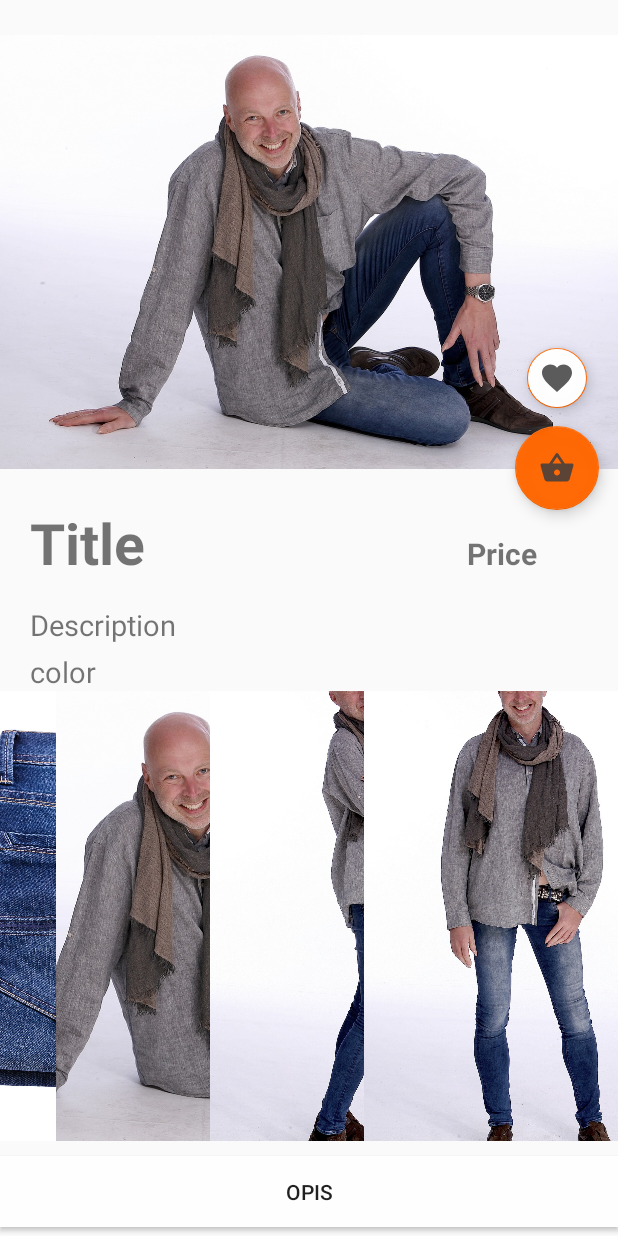
After one commit to FSzczepanski/ZallandoApp, an Android app: the fragment OfferDetailsFragment shown on its own in the app's theme, on a phone screen of 412 x 824 dp. The commit adds this screen. Run offline under Robolectric (Android 15) with nearby library versions, the phone set to English and light mode, and no system bars.

```diff
--- /dev/null
+++ b/app/src/main/java/com/example/zalandoapp/ui/TabbedFragments/offerDetails/ImageAdapter.java
@@ -0,0 +1,50 @@
+package com.example.zalandoapp.ui.TabbedFragments.offerDetails;
+
+import android.content.Context;
+import android.view.View;
+import android.view.ViewGroup;
+import android.widget.BaseAdapter;
+import android.widget.GridView;
+import android.widget.ImageView;
+
+import java.util.List;
+
+public class ImageAdapter extends BaseAdapter {
+
+    private List<Integer> mThumbIds;
+    private Context context;
+
+    public ImageAdapter(List<Integer> mThumbIds, Context context) {
+        this.mThumbIds = mThumbIds;
+        this.context = context;
+    }
+
+    @Override
+    public int getCount() {
+        return mThumbIds.size();
+    }
+
+    @Override
+    public Object getItem(int position) {
+        return null;
+    }
+
+    @Override
+    public long getItemId(int position) {
+        return mThumbIds.get(position);
+    }
+
+    @Override
+    public View getView(int position, View convertView, ViewGroup parent) {
+        ImageView imageView= (ImageView) convertView;
+
+        if (imageView==null){
+            imageView = new ImageView(context);
+            imageView.setLayoutParams(new GridView.LayoutParams(350,450));
+            imageView.setScaleType(ImageView.ScaleType.CENTER_CROP);
+        }
+        imageView.setImageResource(mThumbIds.get(position));
+
+        return imageView;
+    }
+}
--- /dev/null
+++ b/app/src/main/java/com/example/zalandoapp/ui/TabbedFragments/offerDetails/OfferDetailsFragment.java
@@ -0,0 +1,54 @@
+package com.example.zalandoapp.ui.TabbedFragments.offerDetails;
+
+import androidx.lifecycle.ViewModelProviders;
+
+import android.os.Bundle;
+
+import androidx.annotation.NonNull;
+import androidx.annotation.Nullable;
+import androidx.fragment.app.Fragment;
+
+import android.view.LayoutInflater;
+import android.view.View;
+import android.view.ViewGroup;
+import android.widget.AdapterView;
+import android.widget.GridView;
+
+import com.example.zalandoapp.R;
+
+import java.lang.reflect.Array;
+import java.util.ArrayList;
+import java.util.Arrays;
+
+public class OfferDetailsFragment extends Fragment {
+
+    private OfferDetailsViewModel mViewModel;
+
+    public static OfferDetailsFragment newInstance() {
+        return new OfferDetailsFragment();
+    }
+
+    ArrayList<Integer> imageList = new ArrayList<>(Arrays.asList(
+            R.drawable.jeans,R.drawable.jeans2,R.drawable.jeans3,R.drawable.jeans4));
+
+    @Override
+    public View onCreateView(@NonNull LayoutInflater inflater, @Nullable ViewGroup container,
+                             @Nullable Bundle savedInstanceState) {
+        View root = inflater.inflate(R.layout.offer_details_fragment, container, false);
+
+        GridView gridView = root.findViewById(R.id.grid_view);
+        gridView.setAdapter(new ImageAdapter(imageList,getContext()));
+
+        return root;
+    }
+
+
+
+    @Override
+    public void onActivityCreated(@Nullable Bundle savedInstanceState) {
+        super.onActivityCreated(savedInstanceState);
+        mViewModel = ViewModelProviders.of(this).get(OfferDetailsViewModel.class);
+        // TODO: Use the ViewModel
+    }
+
+}
--- /dev/null
+++ b/app/src/main/java/com/example/zalandoapp/ui/TabbedFragments/offerDetails/OfferDetailsViewModel.java
@@ -0,0 +1,7 @@
+package com.example.zalandoapp.ui.TabbedFragments.offerDetails;
+
+import androidx.lifecycle.ViewModel;
+
+public class OfferDetailsViewModel extends ViewModel {
+    // TODO: Implement the ViewModel
+}
--- /dev/null
+++ b/app/src/main/res/drawable/ic_favorite_black_24dp.xml
@@ -0,0 +1,6 @@
+<vector android:alpha="0.85" android:autoMirrored="true"
+    android:height="24dp" android:tint="#3D3D3D"
+    android:viewportHeight="24.0" android:viewportWidth="24.0"
+    android:width="24dp" xmlns:android="http://schemas.android.com/apk/res/android">
+    <path android:fillColor="#FF000000" android:pathData="M12,21.35l-1.45,-1.32C5.4,15.36 2,12.28 2,8.5 2,5.42 4.42,3 7.5,3c1.74,0 3.41,0.81 4.5,2.09C13.09,3.81 14.76,3 16.5,3 19.58,3 22,5.42 22,8.5c0,3.78 -3.4,6.86 -8.55,11.54L12,21.35z"/>
+</vector>
--- /dev/null
+++ b/app/src/main/res/layout/offer_details_fragment.xml
@@ -0,0 +1,130 @@
+<?xml version="1.0" encoding="utf-8"?>
+<androidx.constraintlayout.widget.ConstraintLayout xmlns:android="http://schemas.android.com/apk/res/android"
+    xmlns:app="http://schemas.android.com/apk/res-auto"
+    xmlns:tools="http://schemas.android.com/tools"
+    android:layout_width="match_parent"
+    android:layout_height="match_parent"
+    tools:context=".ui.TabbedFragments.offerDetails.OfferDetailsFragment">
+
+        <com.google.android.material.floatingactionbutton.FloatingActionButton
+            android:id="@+id/buttonB"
+            android:layout_width="wrap_content"
+            android:layout_height="wrap_content"
+            android:layout_alignParentEnd="true"
+            android:layout_alignParentBottom="true"
+            android:layout_gravity="end|bottom"
+            android:background="@android:color/darker_gray"
+            android:backgroundTint="@color/white"
+            android:src="@drawable/ic_favorite_black_24dp"
+            app:layout_constraintBottom_toBottomOf="parent"
+            app:layout_constraintEnd_toEndOf="parent"
+            app:layout_constraintStart_toStartOf="parent"
+            app:fabSize="mini"
+            android:layout_marginBottom="320dp"
+            android:layout_marginStart="330dp"
+            app:layout_constraintTop_toTopOf="parent" />
+
+        <com.google.android.material.floatingactionbutton.FloatingActionButton
+            android:id="@+id/buttonA"
+            android:layout_width="wrap_content"
+            android:layout_height="wrap_content"
+            android:layout_alignParentEnd="true"
+            android:layout_alignParentBottom="true"
+            android:layout_gravity="end|bottom"
+            android:background="@android:color/darker_gray"
+            android:backgroundTint="@color/colorAccent"
+            android:src="@drawable/ic_shopping_basket2"
+            app:layout_constraintBottom_toBottomOf="parent"
+            app:layout_constraintEnd_toEndOf="parent"
+            app:layout_constraintStart_toStartOf="parent"
+            android:layout_marginBottom="200dp"
+            android:layout_marginStart="330dp"
+            app:layout_constraintTop_toTopOf="parent" />
+
+        <LinearLayout
+            android:layout_width="match_parent"
+            android:layout_height="wrap_content"
+            android:orientation="vertical">
+
+                <ImageView
+                    android:id="@+id/myImageview"
+                    android:layout_width="match_parent"
+                    android:layout_height="336dp"
+                    app:srcCompat="@drawable/jeans2"
+                    tools:ignore="MissingConstraints" />
+
+        <LinearLayout
+            android:layout_width="match_parent"
+            android:layout_height="wrap_content"
+            android:orientation="horizontal">
+
+                <TextView
+                    android:id="@+id/title"
+                    android:layout_width="199dp"
+                    android:layout_height="62dp"
+                    android:text="Title"
+                    android:layout_marginStart="20dp"
+                    android:textSize="38sp"
+                    android:textStyle="bold" />
+
+                <TextView
+                    android:id="@+id/price"
+                    android:layout_width="wrap_content"
+                    android:layout_height="wrap_content"
+                    android:layout_marginStart="92dp"
+                    android:layout_marginBottom="16dp"
+                    android:text="Price"
+                    android:textSize="20sp"
+                    android:textStyle="bold" />
+                </LinearLayout>
+
+                <TextView
+                    android:id="@+id/description"
+                    android:layout_width="wrap_content"
+                    android:layout_height="wrap_content"
+                    android:layout_marginStart="20dp"
+                    android:layout_marginTop="5dp"
+                    android:text="Description"
+                    android:textSize="19sp" />
+                <TextView
+                    android:id="@+id/color"
+                    android:layout_width="wrap_content"
+                    android:layout_height="wrap_content"
+                    android:layout_marginStart="20dp"
+                    android:layout_marginTop="5dp"
+                    android:text="color"
+                    android:textSize="19sp" />
+
+                <GridView
+                    android:id="@+id/grid_view"
+                    android:layout_width="match_parent"
+                    android:layout_height="match_parent"
+                    android:numColumns="auto_fit"
+                    android:columnWidth="90dp"
+                    android:verticalSpacing="10dp"
+                    android:gravity="center"
+                    android:stretchMode="columnWidth">
+
+
+                </GridView>
+
+                <Button
+                    android:id="@+id/button"
+                    android:layout_width="match_parent"
+                    android:layout_height="wrap_content"
+                    android:background="@color/white"
+                    android:layout_marginTop="10dp"
+                    android:layout_marginBottom="6dp"
+                    android:text="Opis" />
+
+                <Button
+                    android:id="@+id/button2"
+                    android:layout_width="match_parent"
+                    android:layout_height="wrap_content"
+                    android:background="@color/white"
+                    android:text="Oceny" />
+
+
+        </LinearLayout>
+
+</androidx.constraintlayout.widget.ConstraintLayout>
```
Also changed, not shown: app/src/main/java/com/example/zalandoapp/ui/TabbedFragments/TabFavourites/TabFavouriteFragment.java (+12 -1 lines), app/src/main/java/com/example/zalandoapp/utility/PagerAdapter.java (+14 -12 lines), app/src/main/res/navigation/mobile_navigation.xml (added, +46 -0 lines), app/build.gradle (line endings or trailing spaces), app/src/main/res/drawable/jeans2.jpg (added), app/src/main/res/drawable/jeans3.jpg (added), app/src/main/res/drawable/jeans4.jpg (added).
